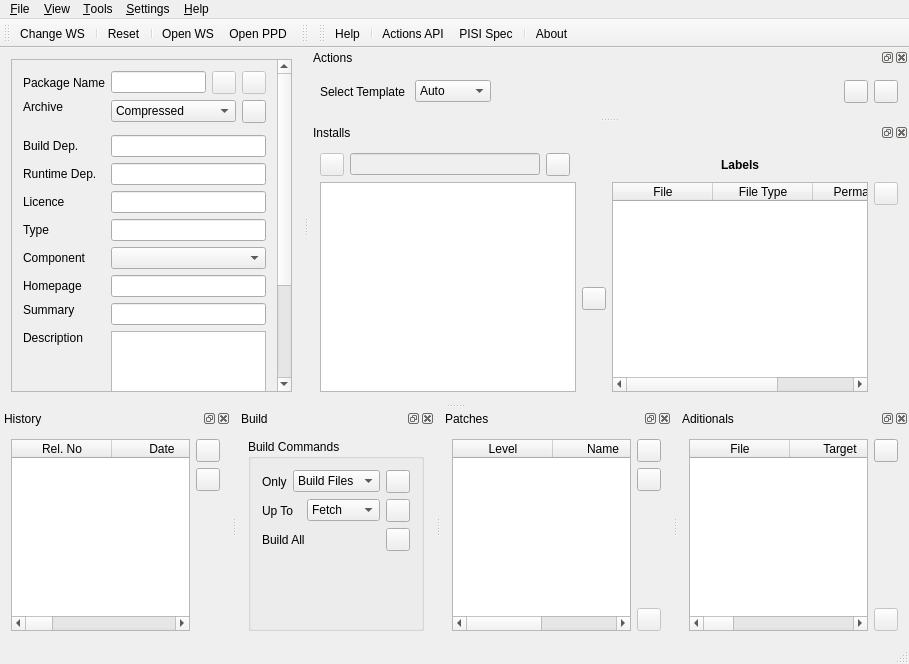
Before: the Qt Designer form ui/mainwindow.ui in huseyinkozan/PiSiDo, drawn with Qt 5.
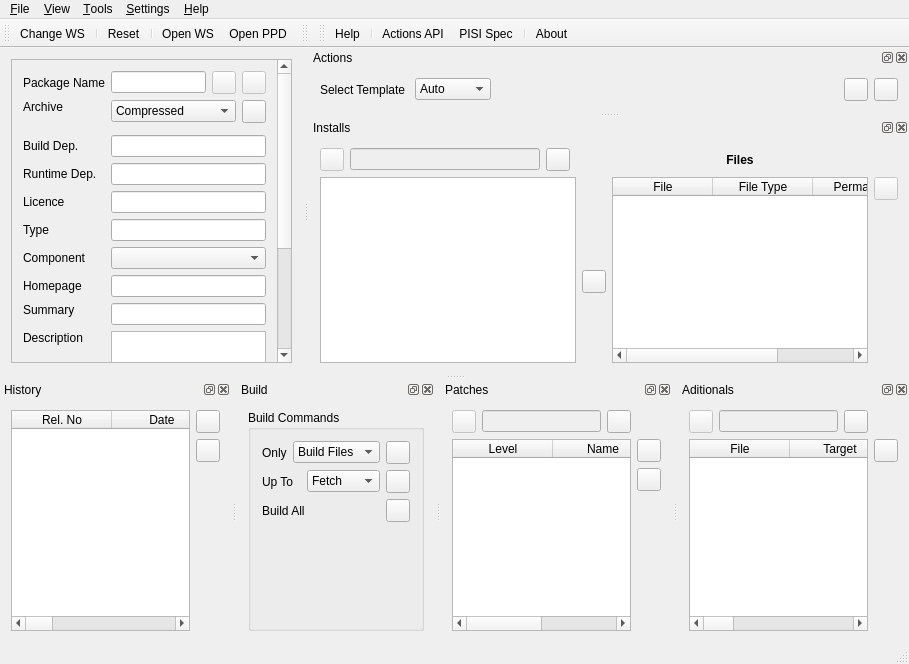
After: the same form once the commit is applied. Icons and pictures are not drawn.

Commit message:
Delete file system watcher and do manual refresh for package files.
Some functions renamed.

Diff of the .ui file:
```diff
--- a/ui/mainwindow.ui
+++ b/ui/mainwindow.ui
@@ -954,7 +954,7 @@
         </widget>
        </item>
        <item>
-        <widget class="QLineEdit" name="le_install_files_dir">
+        <widget class="QLineEdit" name="le_package_install_dir">
          <property name="enabled">
           <bool>false</bool>
          </property>
@@ -967,7 +967,7 @@
         </widget>
        </item>
        <item>
-        <widget class="QToolButton" name="tb_refresh_install_files">
+        <widget class="QToolButton" name="tb_refresh_treeV_files">
          <property name="toolTip">
           <string>Please refresh after a successful build !</string>
          </property>
@@ -994,7 +994,7 @@
         </font>
        </property>
        <property name="text">
-        <string>Labels</string>
+        <string>Files</string>
        </property>
        <property name="alignment">
         <set>Qt::AlignCenter</set>
@@ -1022,8 +1022,56 @@
     <number>8</number>
    </attribute>
    <widget class="QWidget" name="dw_patches_contents">
-    <layout class="QGridLayout" name="gridLayout_8">
-     <item row="0" column="0" rowspan="4">
+    <layout class="QGridLayout" name="gridLayout_3">
+     <item row="0" column="0">
+      <layout class="QHBoxLayout" name="horizontalLayout_4">
+       <item>
+        <widget class="QToolButton" name="tb_open_patches_dir">
+         <property name="enabled">
+          <bool>false</bool>
+         </property>
+         <property name="toolTip">
+          <string>Opens patch directory (workspace/__package_name__/files/)</string>
+         </property>
+         <property name="statusTip">
+          <string>Opens patch directory (workspace/__package_name__/files/)</string>
+         </property>
+         <property name="text">
+          <string/>
+         </property>
+         <property name="icon">
+          <iconset resource="../resources/pisido.qrc">
+           <normaloff>:/images/open-dir.png</normaloff>:/images/open-dir.png</iconset>
+         </property>
+        </widget>
+       </item>
+       <item>
+        <widget class="QLineEdit" name="le_package_patches_dir">
+         <property name="enabled">
+          <bool>false</bool>
+         </property>
+        </widget>
+       </item>
+       <item>
+        <widget class="QToolButton" name="tb_refresh_tableW_patches">
+         <property name="toolTip">
+          <string>Please refresh after a successful build !</string>
+         </property>
+         <property name="statusTip">
+          <string>Please refresh after a successful build !</string>
+         </property>
+         <property name="text">
+          <string/>
+         </property>
+         <property name="icon">
+          <iconset resource="../resources/pisido.qrc">
+           <normaloff>:/images/refresh.png</normaloff>:/images/refresh.png</iconset>
+         </property>
+        </widget>
+       </item>
+      </layout>
+     </item>
+     <item row="1" column="0" rowspan="3">
       <widget class="QTableWidget" name="tableW_patches">
        <property name="toolTip">
         <string>Add your patches to package files directory (workspace/__package_name__/files/).
@@ -1068,7 +1116,7 @@
        </column>
       </widget>
      </item>
-     <item row="0" column="2">
+     <item row="1" column="1">
       <widget class="QToolButton" name="tb_patch_up">
        <property name="toolTip">
         <string>Level decrease (will operate earlier)</string>
@@ -1085,7 +1133,7 @@
        </property>
       </widget>
      </item>
-     <item row="1" column="2">
+     <item row="2" column="1">
       <widget class="QToolButton" name="tb_patch_down">
        <property name="toolTip">
         <string>Level increase (will operate later)</string>
@@ -1102,27 +1150,7 @@
        </property>
       </widget>
      </item>
-     <item row="3" column="2">
-      <widget class="QToolButton" name="tb_open_patches_dir">
-       <property name="enabled">
-        <bool>false</bool>
-       </property>
-       <property name="toolTip">
-        <string>Opens patch directory (workspace/__package_name__/files/)</string>
-       </property>
-       <property name="statusTip">
-        <string>Opens patch directory (workspace/__package_name__/files/)</string>
-       </property>
-       <property name="text">
-        <string/>
-       </property>
-       <property name="icon">
-        <iconset resource="../resources/pisido.qrc">
-         <normaloff>:/images/open-dir.png</normaloff>:/images/open-dir.png</iconset>
-       </property>
-      </widget>
-     </item>
-     <item row="2" column="2">
+     <item row="3" column="1">
       <spacer name="verticalSpacer_2">
        <property name="orientation">
         <enum>Qt::Vertical</enum>
@@ -1156,8 +1184,56 @@
     <number>8</number>
    </attribute>
    <widget class="QWidget" name="dw_aditional_files_content">
-    <layout class="QGridLayout" name="gridLayout_9">
-     <item row="0" column="0" rowspan="3">
+    <layout class="QGridLayout" name="gridLayout_5">
+     <item row="0" column="0">
+      <layout class="QHBoxLayout" name="horizontalLayout_10">
+       <item>
+        <widget class="QToolButton" name="tb_open_aditional_files_dir">
+         <property name="enabled">
+          <bool>false</bool>
+         </property>
+         <property name="toolTip">
+          <string>Opens aditional files directory (workspace/__package_name__/files/)</string>
+         </property>
+         <property name="statusTip">
+          <string>Opens aditional files directory (workspace/__package_name__/files/)</string>
+         </property>
+         <property name="text">
+          <string/>
+         </property>
+         <property name="icon">
+          <iconset resource="../resources/pisido.qrc">
+           <normaloff>:/images/open-dir.png</normaloff>:/images/open-dir.png</iconset>
+         </property>
+        </widget>
+       </item>
+       <item>
+        <widget class="QLineEdit" name="le_package_aditionals_dir">
+         <property name="enabled">
+          <bool>false</bool>
+         </property>
+        </widget>
+       </item>
+       <item>
+        <widget class="QToolButton" name="tb_refresh_tableW_aditional_files">
+         <property name="toolTip">
+          <string>Please refresh after a successful build !</string>
+         </property>
+         <property name="statusTip">
+          <string>Please refresh after a successful build !</string>
+         </property>
+         <property name="text">
+          <string/>
+         </property>
+         <property name="icon">
+          <iconset resource="../resources/pisido.qrc">
+           <normaloff>:/images/refresh.png</normaloff>:/images/refresh.png</iconset>
+         </property>
+        </widget>
+       </item>
+      </layout>
+     </item>
+     <item row="1" column="0" rowspan="2">
       <widget class="QTableWidget" name="tableW_aditional_files">
        <property name="toolTip">
         <string>Add your aditional files to package files directory (workspace/__package_name__/files/).
@@ -1217,7 +1293,7 @@
        </column>
       </widget>
      </item>
-     <item row="0" column="1">
+     <item row="1" column="1">
       <widget class="QToolButton" name="tb_edit_aditional_files">
        <property name="toolTip">
         <string>Edits selected file</string>
@@ -1235,26 +1311,6 @@
       </widget>
      </item>
      <item row="2" column="1">
-      <widget class="QToolButton" name="tb_open_aditional_files_dir">
-       <property name="enabled">
-        <bool>false</bool>
-       </property>
-       <property name="toolTip">
-        <string>Opens aditional files directory (workspace/__package_name__/files/)</string>
-       </property>
-       <property name="statusTip">
-        <string>Opens aditional files directory (workspace/__package_name__/files/)</string>
-       </property>
-       <property name="text">
-        <string/>
-       </property>
-       <property name="icon">
-        <iconset resource="../resources/pisido.qrc">
-         <normaloff>:/images/open-dir.png</normaloff>:/images/open-dir.png</iconset>
-       </property>
-      </widget>
-     </item>
-     <item row="1" column="1">
       <spacer name="verticalSpacer_3">
        <property name="orientation">
         <enum>Qt::Vertical</enum>
```
The commit also changes 2 other files.
